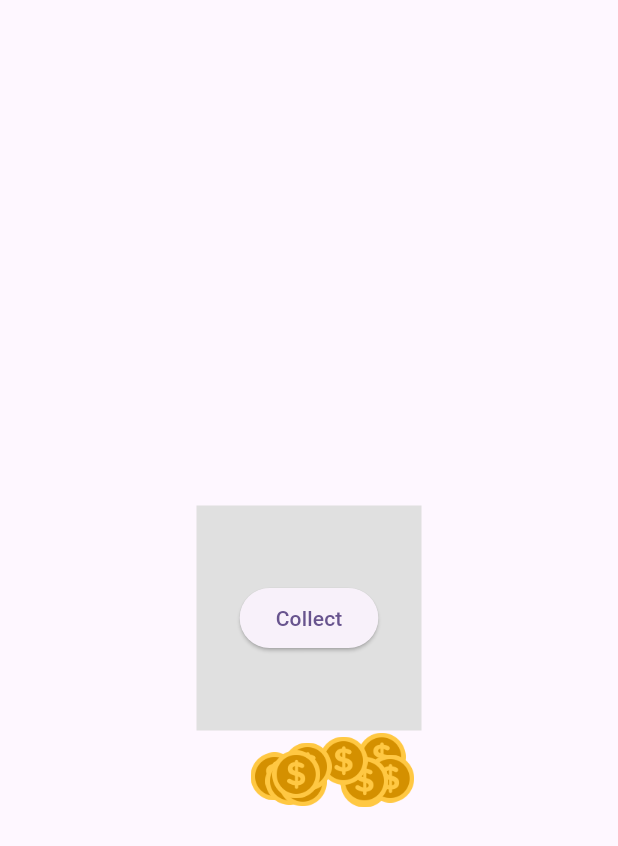
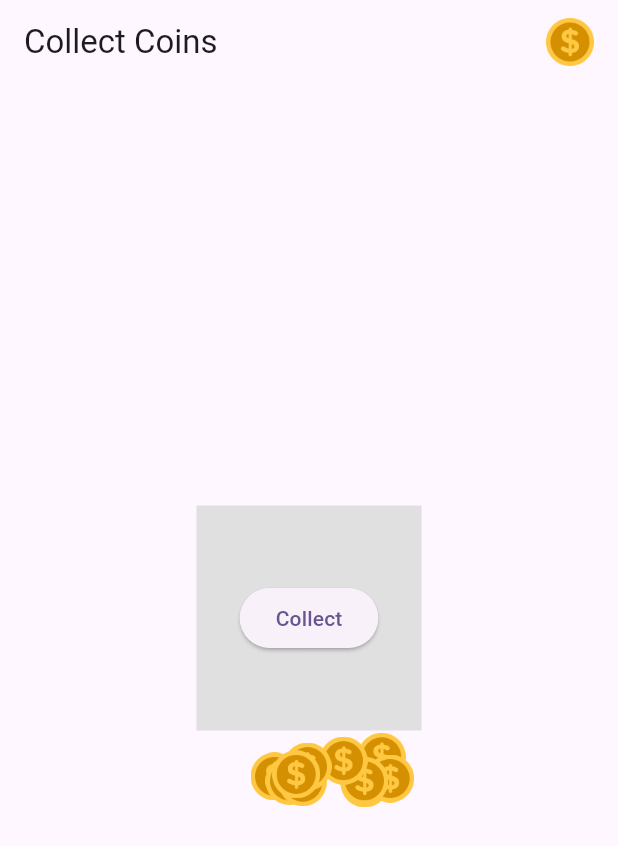
Before and after one commit to Keobiii/flutter_animation, a Flutter app: the screen it shows after launch, after a tap on "Collect", on a phone screen of 412 x 824 dp. Shown: the top 846 px of the screen. Run offline on Flutter 3.47's test engine with Material 3 defaults, Android fonts, the phone set to English and light mode, and no system bars; our stand-ins replace flutter_fortune_wheel, rxdart; missing offline and left inert: fab_circular_menu_plus.

Commit message:
animation within app bar

```diff
--- a/lib/pages/coin_collection_animation.dart
+++ b/lib/pages/coin_collection_animation.dart
@@ -162,7 +162,8 @@ import 'package:flutter/material.dart';
 
 // This class holds all animations and controllers for a single coin
 class CoinAnimation {
-  final Animation<Offset> positionAnimation; // controls movement from container to top
+  final Animation<Offset>
+  positionAnimation; // controls movement from container to top
   final Animation<double> scaleAnimation; // controls spawn scale (grow effect)
   final AnimationController positionController; // controller for movement
   final AnimationController scaleController; // controller for scaling
@@ -180,12 +181,19 @@ class CoinSpawner extends StatefulWidget {
   _CoinSpawnerState createState() => _CoinSpawnerState();
 }
 
-class _CoinSpawnerState extends State<CoinSpawner> with TickerProviderStateMixin {
+class _CoinSpawnerState extends State<CoinSpawner>
+    with TickerProviderStateMixin {
   final GlobalKey _containerKey = GlobalKey();
   final Random random = Random();
   List<CoinAnimation> coinAnimations = [];
 
+  final GlobalKey _coinTargetKey = GlobalKey();
+
   void spawnCoins() {
+    final RenderBox targetBox =
+        _coinTargetKey.currentContext!.findRenderObject() as RenderBox;
+    final Offset targetPosition = targetBox.localToGlobal(Offset.zero);
+
     // Get the position and size of the container
     final RenderBox renderBox =
         _containerKey.currentContext!.findRenderObject() as RenderBox;
@@ -223,7 +231,11 @@ class _CoinSpawnerState extends State<CoinSpawner> with TickerProviderStateMixin
         Offset start = Offset(baseX + spread, baseY + random.nextDouble() * 20);
 
         // animate to the top of the screen (top-right area)
-        Offset end = Offset(screenSize.width - 50.0, 40.0 + i * 2);
+        // Offset end = Offset(screenSize.width - 50.0, 40.0 + i * 2);
+        Offset end = Offset(
+          targetPosition.dx + targetBox.size.width / 2 - 16, // center the coin
+          targetPosition.dy + targetBox.size.height / 2 - 16,
+        );
 
         // controller for moving the coin to the top
         final positionController = AnimationController(
@@ -232,13 +244,9 @@ class _CoinSpawnerState extends State<CoinSpawner> with TickerProviderStateMixin
         );
 
         // animation that moves the coin from start to end
-        final positionAnimation = Tween<Offset>(
-          begin: start,
-          end: end,
-        ).animate(CurvedAnimation(
-          parent: positionController,
-          curve: Curves.easeInOut,
-        ));
+        final positionAnimation = Tween<Offset>(begin: start, end: end).animate(
+          CurvedAnimation(parent: positionController, curve: Curves.easeInOut),
+        );
 
         // controller for scaling the coin when it spawns
         final scaleController = AnimationController(
@@ -274,8 +282,9 @@ class _CoinSpawnerState extends State<CoinSpawner> with TickerProviderStateMixin
               // check the index of each coin in the list
               // if they’re done animating then remove it
               // making them disappear
-              coinAnimations.removeWhere((coin) =>
-                  coin.positionController == positionController);
+              coinAnimations.removeWhere(
+                (coin) => coin.positionController == positionController,
+              );
             });
             positionController.dispose();
             scaleController.dispose();
@@ -283,12 +292,14 @@ class _CoinSpawnerState extends State<CoinSpawner> with TickerProviderStateMixin
         });
 
         // add the coin to the animation list
-        coinAnimations.add(CoinAnimation(
-          positionAnimation: positionAnimation,
-          scaleAnimation: scaleAnimation,
-          positionController: positionController,
-          scaleController: scaleController,
-        ));
+        coinAnimations.add(
+          CoinAnimation(
+            positionAnimation: positionAnimation,
+            scaleAnimation: scaleAnimation,
+            positionController: positionController,
+            scaleController: scaleController,
+          ),
+        );
       }
     });
   }
@@ -305,6 +316,25 @@ class _CoinSpawnerState extends State<CoinSpawner> with TickerProviderStateMixin
   @override
   Widget build(BuildContext context) {
     return Scaffold(
+      extendBodyBehindAppBar: true,
+      appBar: AppBar(
+        title: Text('Collect Coins'),
+        backgroundColor: Colors.transparent,
+        elevation: 0,
+        actions: [
+          Padding(
+            padding: const EdgeInsets.only(right: 16.0),
+            child: Container(
+              key: _coinTargetKey,
+              child: Image.asset(
+                'assets/images/coin.png',
+                width: 32,
+                height: 32,
+              ),
+            ),
+          ),
+        ],
+      ),
       body: Stack(
         children: [
           Center(
```
